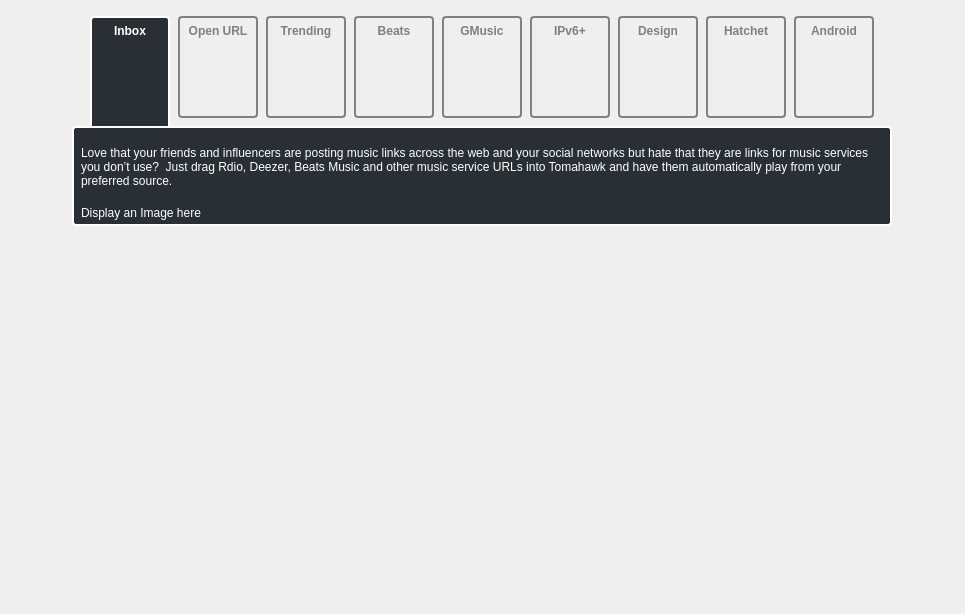
Old version of the form src/viewpages/whatsnew_0_8/WhatsNewWidget_0_8.ui in the repository tomahawk-player/tomahawk.
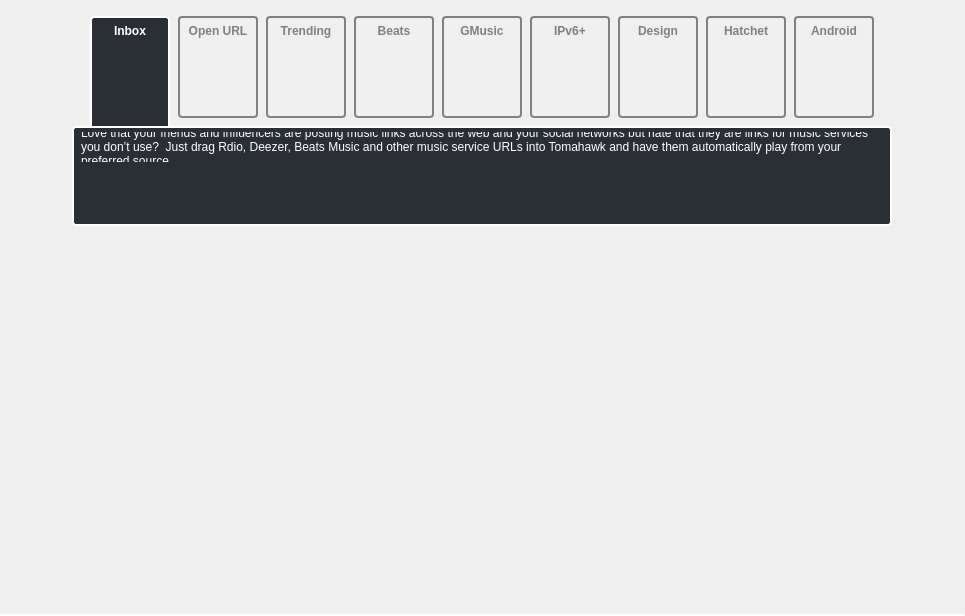
New version of the form. The open tabs and pages were chosen to show the change. Icons and pictures are not drawn. Custom widgets are drawn as their Qt base class.

Commit message: [whatsnew] Add Open URL graphic

```diff
--- a/src/viewpages/whatsnew_0_8/WhatsNewWidget_0_8.ui
+++ b/src/viewpages/whatsnew_0_8/WhatsNewWidget_0_8.ui
@@ -868,6 +868,22 @@
              </widget>
             </item>
             <item>
+             <spacer name="verticalSpacer_4">
+              <property name="orientation">
+               <enum>Qt::Vertical</enum>
+              </property>
+              <property name="sizeType">
+               <enum>QSizePolicy::Fixed</enum>
+              </property>
+              <property name="sizeHint" stdset="0">
+               <size>
+                <width>20</width>
+                <height>20</height>
+               </size>
+              </property>
+             </spacer>
+            </item>
+            <item alignment="Qt::AlignHCenter">
              <widget class="QLabel" name="label_4">
               <property name="sizePolicy">
                <sizepolicy hsizetype="Preferred" vsizetype="Fixed">
@@ -875,11 +891,27 @@
                 <verstretch>0</verstretch>
                </sizepolicy>
               </property>
-              <property name="text">
-               <string>Display an Image here</string>
+              <property name="pixmap">
+               <pixmap resource="resources.qrc">:/whatsnew_0_8/data/images/universal-link-network.png</pixmap>
               </property>
              </widget>
             </item>
+            <item>
+             <spacer name="verticalSpacer_5">
+              <property name="orientation">
+               <enum>Qt::Vertical</enum>
+              </property>
+              <property name="sizeType">
+               <enum>QSizePolicy::MinimumExpanding</enum>
+              </property>
+              <property name="sizeHint" stdset="0">
+               <size>
+                <width>20</width>
+                <height>20</height>
+               </size>
+              </property>
+             </spacer>
+            </item>
            </layout>
           </widget>
           <widget class="QWidget" name="trendingPage">
```
